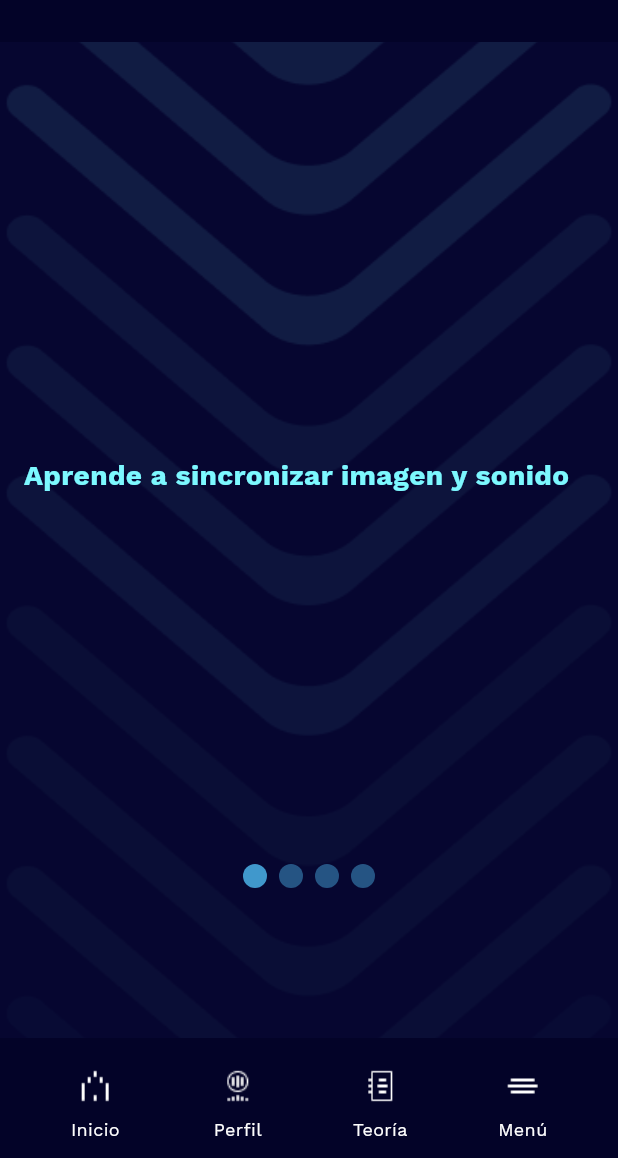
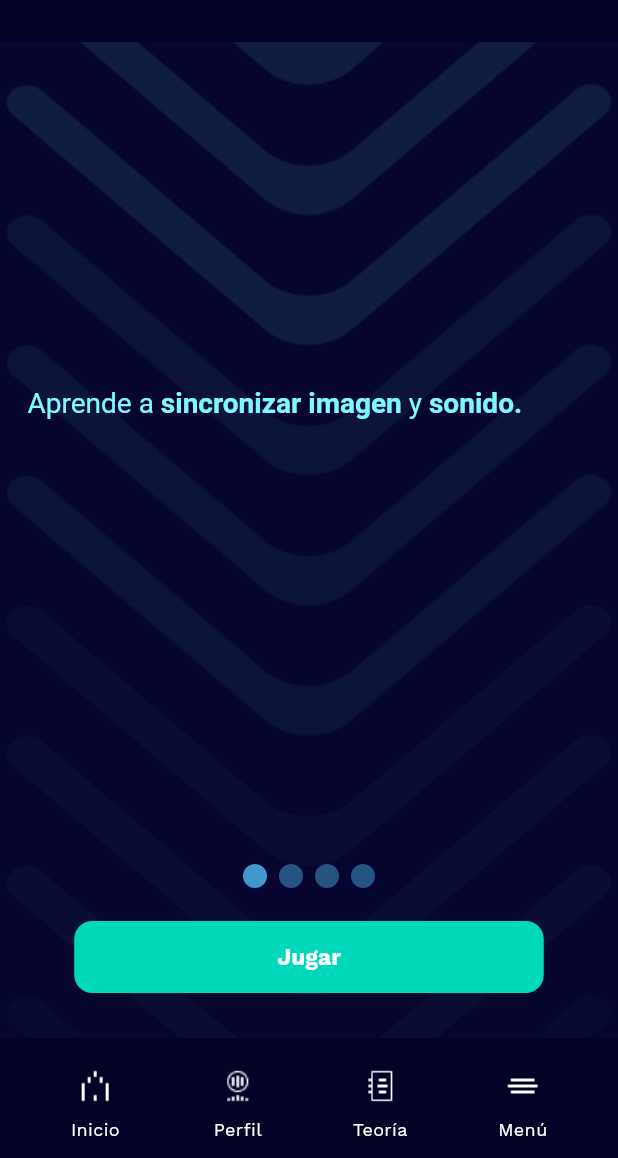
Before and after one commit to PabloAndresZP/miapp, a Flutter app: the InstructionsPage screen opened directly, on a phone screen of 412 x 824 dp, the part 78-1236 px from its top. Run offline on Flutter 3.47's test engine with Material 2 defaults, Android fonts, the phone set to English and light mode, and no system bars; our stand-ins replace audioplayers, video_player.

Commit message:
estilod texto instrucciones

```diff
--- a/lib/src/pages/instructions_page.dart
+++ b/lib/src/pages/instructions_page.dart
@@ -1,7 +1,7 @@
 import 'package:flutter/material.dart';
 import 'package:mi_app_imgsound/src/widgets/custom_footer.dart';
 import 'package:mi_app_imgsound/src/widgets/video_player_widget.dart';
-import 'package:mi_app_imgsound/src/widgets/bold_text_widget.dart';
+import 'package:mi_app_imgsound/src/pages/level1_screen.dart';
 
 class InstructionsPage extends StatefulWidget {
   @override
@@ -13,10 +13,10 @@ class _InstructionsPageState extends State<InstructionsPage> {
   int currentPage = 0;
 
   final List<String> instructions = [
-    '\n\n\n\n\n\n\n\n\nAprende a sincronizar imagen y sonido',
-    'Los acentos en la imagen en movimiento ocurren cuando los objetos colisionan, aparecen o alcanzan un punto culminante en la narrativa visual.',
-    'Por otro lado, los silencios en la imagen en movimiento ocurren cuando los objetos desaparecen, salen de escena o se ocultan de alguna manera.',
-    'Tu objetivo es sincronizar la imagen con el sonido. \n\nUtiliza el controlador Graph Editor para lograr una perfecta armonía entre ambos. \n\n¡Presta atención a los detalles y busca la perfecta sincronización para avanzar!',
+    '\n\n\n\n\n\n\n\n\nAprende a Style/sincronizar Style/imagen y Style/sonido.',
+    'Los acentos en la imagen en movimiento ocurren cuando los objetos Style/colisionan, Style/aparecen o alcanzan un Style/punto Style/culminante Style/en Style/la Style/narrativa Style/visual.',
+    'Por otro lado, los silencios en la imagen en movimiento ocurren cuando los objetos Style/desaparecen, Style/salen Style/de Style/escena o se Style/ocultan Style/de Style/alguna Style/manera.',
+    'Tu objetivo es sincronizar la Style/imagen con el Style/sonido. \n\nUtiliza el controlador Style/Graph Style/Editor para lograr una perfecta armonía entre ambos. \n\n¡Presta atención a los detalles y busca la Style/perfecta Style/sincronización para avanzar!',
   ];
 
   final List<String> videoPaths = [
@@ -38,7 +38,7 @@ class _InstructionsPageState extends State<InstructionsPage> {
             Navigator.of(context).pop();
           },
         ),
-        title: Text(
+        title: const Text(
           'Instrucciones',
           style: TextStyle(
             color: Color(0xFF044A1D6),
@@ -97,6 +97,44 @@ class _InstructionsPageState extends State<InstructionsPage> {
               ),
             ),
           ),
+
+          Align(
+            alignment: Alignment.bottomCenter,
+            child: Padding(
+              padding: const EdgeInsets.only(bottom: 30.0),
+              child: ElevatedButton(
+                onPressed: () {
+                  Navigator.push(
+                    context,
+                    PageRouteBuilder(
+                      transitionDuration: Duration.zero, // Desactiva la animación
+                      pageBuilder: (context, animation1, animation2) => Level1Screen(), // Navega a Game3Page
+                    ),
+                  );
+                },
+                style: ButtonStyle(
+                  backgroundColor: MaterialStateProperty.all<Color>(Color(0xFF00D8BB)),
+                  minimumSize: MaterialStateProperty.all<Size>(Size(313, 48)),
+                  shape: MaterialStateProperty.all<OutlinedBorder>(
+                    RoundedRectangleBorder(
+                      borderRadius: BorderRadius.circular(12),
+                    ),
+                  ),
+                  shadowColor: MaterialStateProperty.all<Color>(Colors.black.withOpacity(0.3)),
+                  elevation: MaterialStateProperty.all<double>(5.0),
+                ),
+                child: Text(
+                  'Jugar',
+                  style: TextStyle(
+                    color: Color(0xFFFDFDFD),  // Color blanco para el texto "Jugar"
+                    fontFamily: 'WorkSans',
+                    fontWeight: FontWeight.bold,
+                    fontSize: 15,
+                  ),
+                ),
+              ),
+            ),
+          ),
         ],
       ),
       bottomNavigationBar: CustomFooter(
@@ -124,7 +162,7 @@ class InstructionPage extends StatelessWidget {
     final List<String> textParts = text.split('\n');
 
     return Container(
-      padding: EdgeInsets.all(16.0),
+      padding: const EdgeInsets.all(16.0),
       child: Column(
         crossAxisAlignment: CrossAxisAlignment.stretch,
         children: [
@@ -132,23 +170,45 @@ class InstructionPage extends StatelessWidget {
             VideoPlayerWidget(
               videoPath: videoPath,
             ),
-          SizedBox(height: 16.0),
+          const SizedBox(height: 16.0),
           Column(
             crossAxisAlignment: CrossAxisAlignment.start,
             children: textParts.map((part) {
-              return part.trim().startsWith('Utiliza el controlador Graph Editor')
-                  ? Text(textAlign: TextAlign.center,
-                      part,
+              final List<InlineSpan> inlineSpans = [];
+              final List<String> words = part.trim().split(' ');
+
+              for (final word in words) {
+                if (word.startsWith('Style/')) {
+                  inlineSpans.add(
+                    TextSpan(
+                      text: '${word.substring(6)} ', // Ocultar "Style/"
                       style: TextStyle(
-                        fontSize: 15.0,
+                        fontSize: 18.7,
                         fontWeight: FontWeight.bold,
                         color: Color(0xFF7CF8FF),
                       ),
-                    )
-                  : BoldTextWidget(
-                      text: part,
-                      textColor: Color(0xFF7CF8FF),
-                    );
+                    ),
+                  );
+                } else {
+                  inlineSpans.add(
+                    TextSpan(
+                      text: '$word ',
+                      style: TextStyle(
+                        fontSize: 18.7,
+                        fontWeight: FontWeight.normal,
+                        color: Color(0xFF7CF8FF),
+                      ),
+                    ),
+                  );
+                }
+              }
+
+              return RichText(
+                textAlign: TextAlign.center, // Centrar el texto
+                text: TextSpan(
+                  children: inlineSpans,
+                ),
+              );
             }).toList(),
           ),
         ],
@@ -156,9 +216,3 @@ class InstructionPage extends StatelessWidget {
     );
   }
 }
-
-void main() {
-  runApp(MaterialApp(
-    home: InstructionsPage(),
-  ));
-}
--- a/lib/src/widgets/normal_text_widget.dart
+++ b/lib/src/widgets/normal_text_widget.dart
@@ -10,7 +10,7 @@ class NormalTextWidget extends StatelessWidget {
   NormalTextWidget({
     required this.text,
     this.fontFamily = 'WorkSans',
-    this.fontSize = 15.0,
+    this.fontSize = 18.7,
     this.fontWeight = FontWeight.normal,
     this.textColor = const Color(0xFF044A1D6),
   });
@@ -19,6 +19,7 @@ class NormalTextWidget extends StatelessWidget {
   Widget build(BuildContext context) {
     return Text(
       text,
+      textAlign: TextAlign.center, // Ahora puedes centrar el texto aquí
       style: TextStyle(
         fontFamily: fontFamily,
         fontWeight: fontWeight,
--- a/pubspec.yaml
+++ b/pubspec.yaml
@@ -12,6 +12,7 @@ dependencies:
   audioplayers: ^0.20.1
   provider: ^5.0.0 # Aquí está la dependencia añadida
   video_player: ^2.2.22  # Agrega esta línea
+  auto_route: ^7.8.4 # Asegúrate de utilizar la última versión de auto_route
 
 
 dev_dependencies:
```
Also changed, not shown: lib/src/pages/instructions2_page.dart (+48 -40 lines), lib/src/pages/level1_screen.dart (+40 -5 lines), lib/src/widgets/video_player_widget.dart (+19 -13 lines), pubspec.lock.
